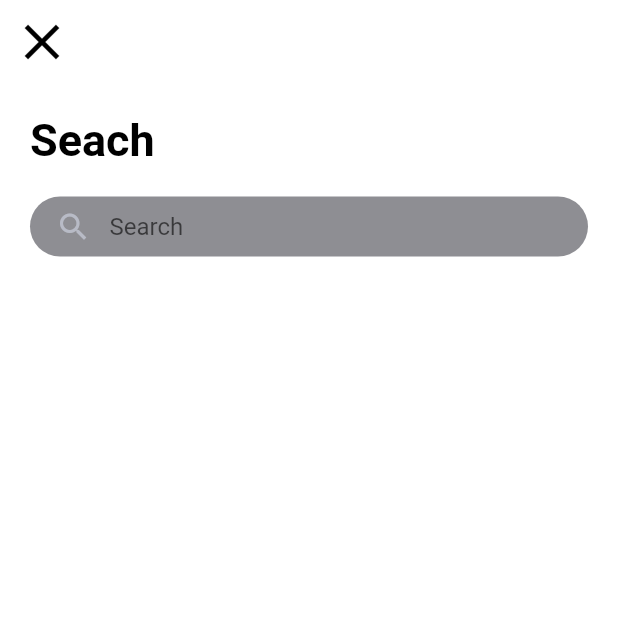
After one commit to edalvb/ytb_flutter_delivery_firebase, a Flutter app: the TabsPage screen opened by its route, after a tap on "Search", on a phone screen of 412 x 824 dp, the top half of it. The commit adds this screen. Run offline on Flutter 3.47's test engine with Material 2 defaults, Android fonts, the light colour scheme and no system bars; our stand-ins replace flutter_swiper_null_safety; network calls fail.

Commit message:
#20 Diseño SearchPage Parte #1

```diff
--- /dev/null
+++ b/lib/src/features/presentation/search_page/view/search_page.dart
@@ -0,0 +1,64 @@
+import 'package:flutter/material.dart';
+import 'package:ytb_flutter_delivery_firebase/src/colors/colors.dart';
+import 'package:ytb_flutter_delivery_firebase/src/features/presentation/commons_widgets/text_header.dart';
+
+class SearchPage extends StatelessWidget {
+  @override
+  Widget build(BuildContext context) {
+    return Scaffold(
+      body: CustomScrollView(
+        slivers: <Widget>[
+          SliverAppBar(
+            backgroundColor: Colors.white,
+            leading: IconButton(
+              icon: Icon(Icons.close),
+              color: Colors.black,
+              iconSize: 40,
+              onPressed: () => Navigator.pop(context),
+            ),
+          ),
+          SliverList(
+            delegate: SliverChildListDelegate([
+              Padding(
+                padding: const EdgeInsets.symmetric(horizontal: 20),
+                child: Column(
+                  children: [
+                    Container(
+                      margin: const EdgeInsets.only(top: 20),
+                      alignment: Alignment.centerLeft,
+                      child: textHeader('Seach'),
+                    ),
+                    _searchInput(),
+                  ],
+                ),
+              ),
+            ]),
+          )
+        ],
+      ),
+    );
+  }
+}
+
+Widget _searchInput() {
+  return Container(
+    height: 40,
+    margin: const EdgeInsets.only(top: 20),
+    padding: const EdgeInsets.only(left: 5),
+    decoration: BoxDecoration(
+      color: Color.fromRGBO(142, 142, 147, 1.2),
+      borderRadius: BorderRadius.circular(20),
+    ),
+    child: TextField(
+      keyboardType: TextInputType.text,
+      decoration: InputDecoration(
+        contentPadding: EdgeInsets.only(right: 5),
+        prefixIcon: Icon(Icons.search, color: gris),
+        border: OutlineInputBorder(
+          borderSide: BorderSide.none,
+        ),
+        hintText: 'Search',
+      ),
+    ),
+  );
+}
--- a/lib/src/features/presentation/tabs/explore_tab/view/explore_tab.dart
+++ b/lib/src/features/presentation/tabs/explore_tab/view/explore_tab.dart
@@ -47,7 +47,9 @@ class ExploreTab extends StatelessWidget {
 Widget _topBar(BuildContext context) {
   return Row(
     children: [
-      Container(
+      GestureDetector(
+        onTap: () => Navigator.pushNamed(context, 'search'),
+        child: Container(
           width: MediaQuery.of(context).size.width * 0.79,
           padding: EdgeInsets.all(10.0),
           margin: EdgeInsets.only(left: 10.0),
@@ -74,6 +76,7 @@ Widget _topBar(BuildContext context) {
                 ),
               ),
             ],
+          ),
         ),
       ),
       Container(
--- a/lib/src/routes/routes.dart
+++ b/lib/src/routes/routes.dart
@@ -3,6 +3,7 @@ import 'package:ytb_flutter_delivery_firebase/src/features/presentation/forgot_p
 
 // Pages
 import 'package:ytb_flutter_delivery_firebase/src/features/presentation/login_page/view/login_page.dart';
+import 'package:ytb_flutter_delivery_firebase/src/features/presentation/search_page/view/search_page.dart';
 import 'package:ytb_flutter_delivery_firebase/src/features/presentation/sign_up_page/view/sign_up_page.dart';
 import 'package:ytb_flutter_delivery_firebase/src/features/presentation/tabs/tabs_page/view/tabs_page.dart';
 import 'package:ytb_flutter_delivery_firebase/src/features/presentation/welcome_page/view/welcome_page.dart';
@@ -13,4 +14,5 @@ final routes = <String, WidgetBuilder>{
   'forgot_password': (BuildContext context) => ForgotPassword(),
   'sign_up': (BuildContext context) => SignUpPage(),
   'tabs': (BuildContext context) => TabsPage(),
+  'search': (BuildContext context) => SearchPage(),
 };
```
Lines whose indentation alone changed are shown as unchanged.
